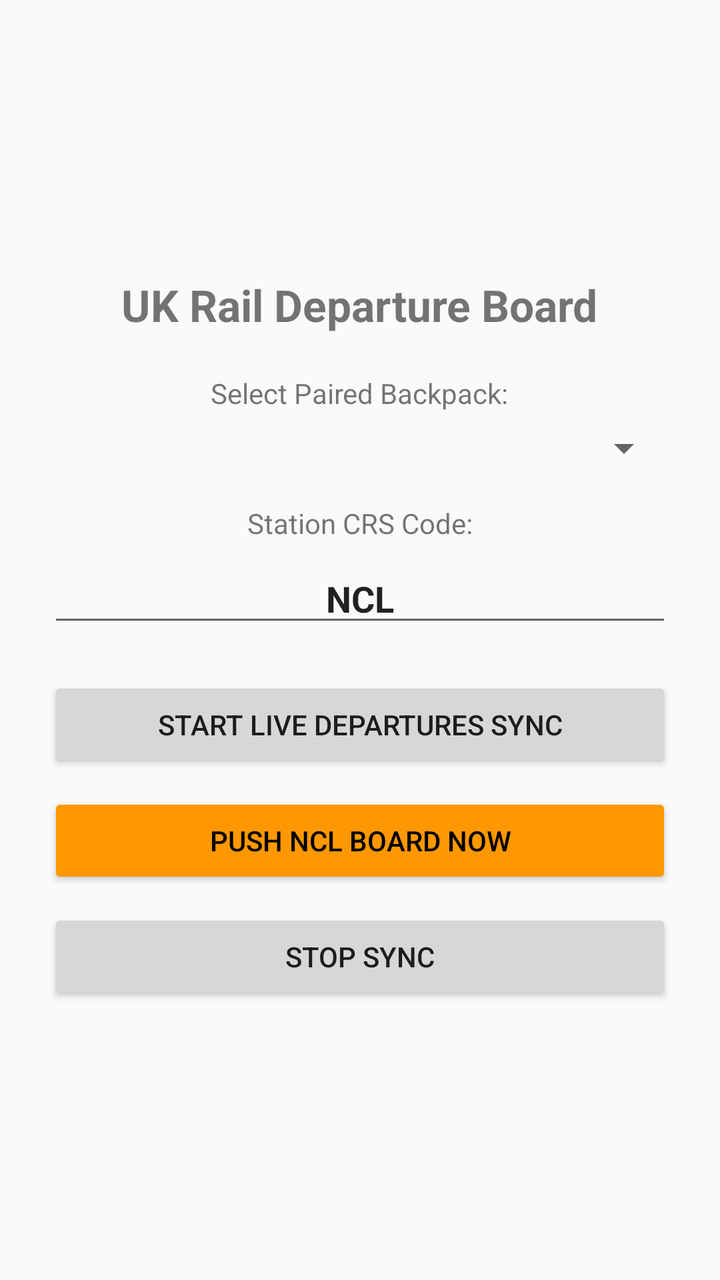
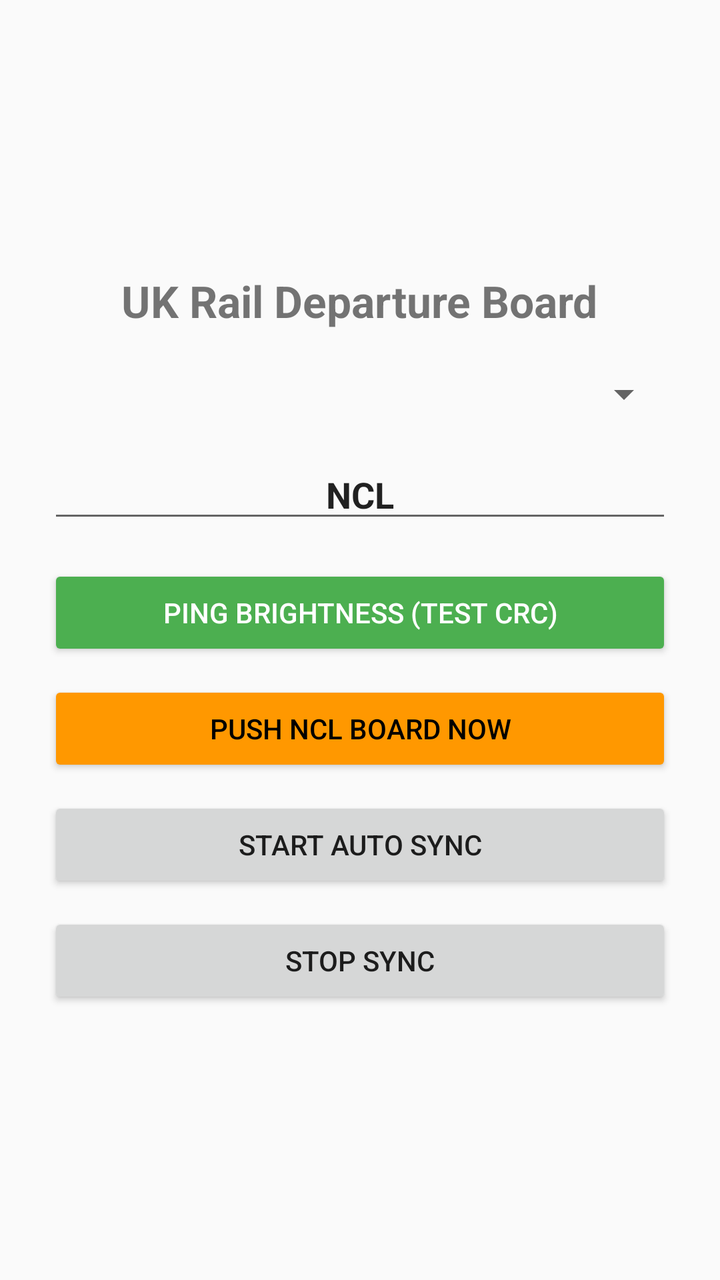

Compare the two renders of this Android layout. The source of the first and the diff that turns it into the second are given below.
<!-- AndroidManifest.xml: application theme Theme.AppCompat.DayNight.NoActionBar -->
<!-- res/layout/activity_main.xml -->
<?xml version="1.0" encoding="utf-8"?>
<LinearLayout xmlns:android="http://schemas.android.com/apk/res/android"
    android:layout_width="match_parent"
    android:layout_height="match_parent"
    android:orientation="vertical"
    android:gravity="center"
    android:padding="24dp">

    <TextView
        android:layout_width="wrap_content"
        android:layout_height="wrap_content"
        android:text="UK Rail Departure Board"
        android:textSize="22sp"
        android:textStyle="bold"
        android:layout_marginBottom="20dp"/>

    <TextView
        android:layout_width="wrap_content"
        android:layout_height="wrap_content"
        android:text="Select Paired Backpack:"
        android:textSize="14sp"
        android:layout_marginBottom="6dp"/>

    <Spinner
        android:id="@+id/spinnerDevices"
        android:layout_width="match_parent"
        android:layout_height="wrap_content"
        android:layout_marginBottom="16dp"/>

    <TextView
        android:layout_width="wrap_content"
        android:layout_height="wrap_content"
        android:text="Station CRS Code:"
        android:textSize="14sp"
        android:layout_marginBottom="6dp"/>

    <EditText
        android:id="@+id/etStation"
        android:layout_width="match_parent"
        android:layout_height="wrap_content"
        android:text="NCL"
        android:hint="NCL, SUN, CLS, KGX..."
        android:textAllCaps="true"
        android:gravity="center"
        android:textStyle="bold"
        android:layout_marginBottom="20dp"/>

    <Button
        android:id="@+id/btnStart"
        android:layout_width="match_parent"
        android:layout_height="wrap_content"
        android:text="Start Live Departures Sync"
        android:layout_marginBottom="10dp"/>

    <Button
        android:id="@+id/btnTest"
        android:layout_width="match_parent"
        android:layout_height="wrap_content"
        android:text="Push NCL Board Now"
        android:backgroundTint="#FF9800"
        android:textColor="#000000"
        android:layout_marginBottom="10dp"/>

    <Button
        android:id="@+id/btnStop"
        android:layout_width="match_parent"
        android:layout_height="wrap_content"
        android:text="Stop Sync"/>

</LinearLayout>
<!-- resources referenced by this layout -->
<resources>

</resources>

<!-- the commit's change to res/layout/activity_main.xml (unified diff, before → after) -->
@@ -14,42 +14,29 @@
         android:textStyle="bold"
         android:layout_marginBottom="20dp"/>
 
-    <TextView
-        android:layout_width="wrap_content"
-        android:layout_height="wrap_content"
-        android:text="Select Paired Backpack:"
-        android:textSize="14sp"
-        android:layout_marginBottom="6dp"/>
-
     <Spinner
         android:id="@+id/spinnerDevices"
         android:layout_width="match_parent"
         android:layout_height="wrap_content"
         android:layout_marginBottom="16dp"/>
 
-    <TextView
-        android:layout_width="wrap_content"
-        android:layout_height="wrap_content"
-        android:text="Station CRS Code:"
-        android:textSize="14sp"
-        android:layout_marginBottom="6dp"/>
-
     <EditText
         android:id="@+id/etStation"
         android:layout_width="match_parent"
         android:layout_height="wrap_content"
         android:text="NCL"
-        android:hint="NCL, SUN, CLS, KGX..."
         android:textAllCaps="true"
         android:gravity="center"
         android:textStyle="bold"
-        android:layout_marginBottom="20dp"/>
+        android:layout_marginBottom="16dp"/>
 
     <Button
-        android:id="@+id/btnStart"
+        android:id="@+id/btnPing"
         android:layout_width="match_parent"
         android:layout_height="wrap_content"
-        android:text="Start Live Departures Sync"
+        android:text="Ping Brightness (Test CRC)"
+        android:backgroundTint="#4CAF50"
+        android:textColor="#FFFFFF"
         android:layout_marginBottom="10dp"/>
 
     <Button
@@ -62,6 +49,13 @@
         android:layout_marginBottom="10dp"/>
 
     <Button
+        android:id="@+id/btnStart"
+        android:layout_width="match_parent"
+        android:layout_height="wrap_content"
+        android:text="Start Auto Sync"
+        android:layout_marginBottom="10dp"/>
+
+    <Button
         android:id="@+id/btnStop"
         android:layout_width="match_parent"
         android:layout_height="wrap_content"
